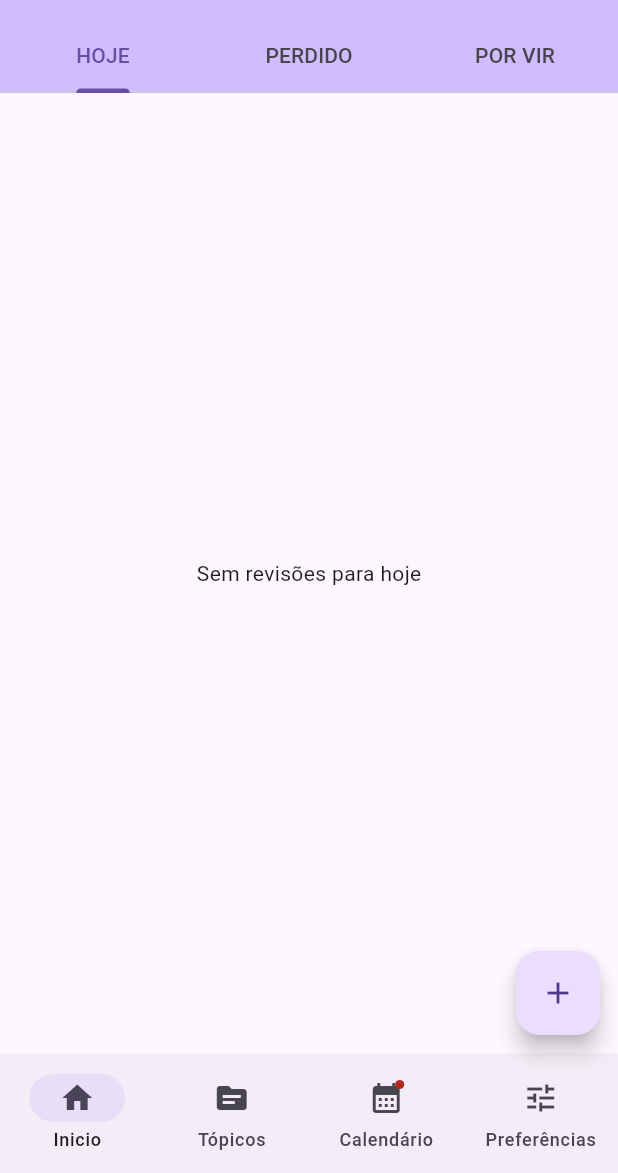
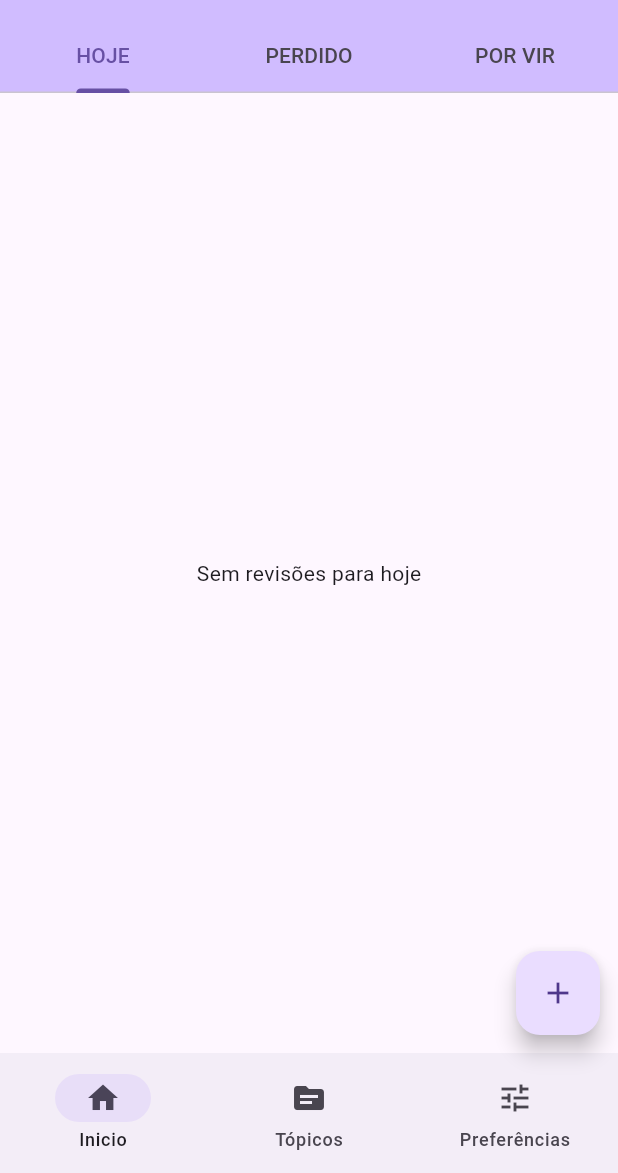
Before and after one commit to rogeragostinho/looply, a Flutter app: the screen it shows after launch, on a phone screen of 412 x 824 dp, the part 63-1236 px from its top. Run offline on Flutter 3.47's test engine with Material 3 defaults, Android fonts, the phone set to English and light mode, and no system bars; our stand-ins replace go_router, image_picker, permission_handler, sqflite; accounts and stored records are empty.

Commit message:
refactor: esconde a pagina "calendario"
Até estar funcional

```diff
--- a/lib/router/app_router.dart
+++ b/lib/router/app_router.dart
@@ -1,5 +1,4 @@
 import 'package:go_router/go_router.dart';
-import 'package:looply/model/topic.dart';
 import 'package:looply/router/app_routes.dart';
 import 'package:looply/ui/core/widgets/app_scaffold.dart';
 import 'package:looply/ui/features/preference/preferences_page.dart';
@@ -39,14 +38,14 @@ final GoRouter appRouter = GoRouter(
             ),
           ],
         ),
-        StatefulShellBranch(
+        /*StatefulShellBranch(
           routes: [
             GoRoute(
               path: AppRoutes.calendar,
               builder: (context, state) => const CalendarPage(),
             ),
           ],
-        ),
+        ),*/
         StatefulShellBranch(
           routes: [
             GoRoute(
--- a/lib/ui/core/widgets/app_scaffold.dart
+++ b/lib/ui/core/widgets/app_scaffold.dart
@@ -19,9 +19,8 @@ class AppScaffold extends StatelessWidget {
         destinations: const [
           NavigationDestination(selectedIcon: Icon(Icons.home), icon: Icon(Icons.home_outlined), label: 'Inicio'),
           NavigationDestination(icon: Icon(Icons.topic), label: "Tópicos"),
-          NavigationDestination(icon: Badge(child: Icon(Icons.calendar_month)), label: "Calendário"),
+          //NavigationDestination(icon: Badge(child: Icon(Icons.calendar_month)), label: "Calendário"),
           NavigationDestination(icon: Icon(Icons.tune) , label: "Preferências"),
-          //NavigationDestination(icon:Badge(label: Text("2"), child: Icon(Icons.account_balance)), label: "Account"),
         ],
       ),
       floatingActionButton: FloatingActionButton(
```
